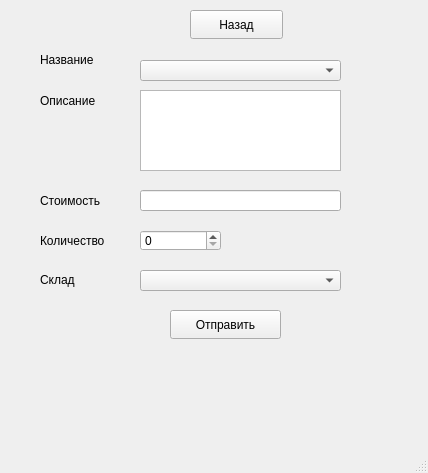
The window that sendingWindow.ui (Zel1k21/warehouse_management_qt) describes before a commit, drawn with Qt 5.
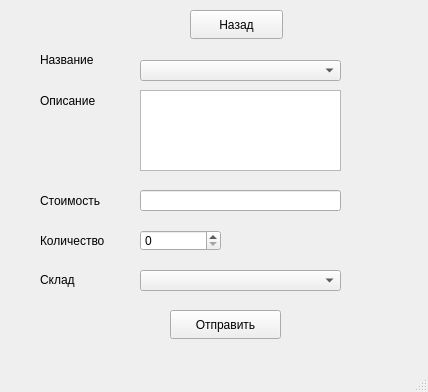
The same window after the commit.

```diff
--- a/sendingWindow.ui
+++ b/sendingWindow.ui
@@ -7,7 +7,7 @@
     <x>0</x>
     <y>0</y>
     <width>428</width>
-    <height>473</height>
+    <height>392</height>
    </rect>
   </property>
   <property name="windowTitle">
```
Left out of the diff: 2 changed lines with no effect on the pictures.
